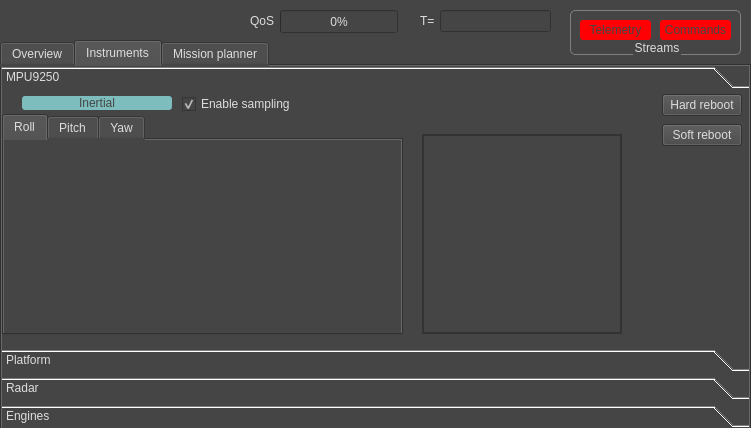
Before: the Qt Designer form roverGUI/mainwindow.ui in vedranMv/roverGUI, drawn with Qt 5.
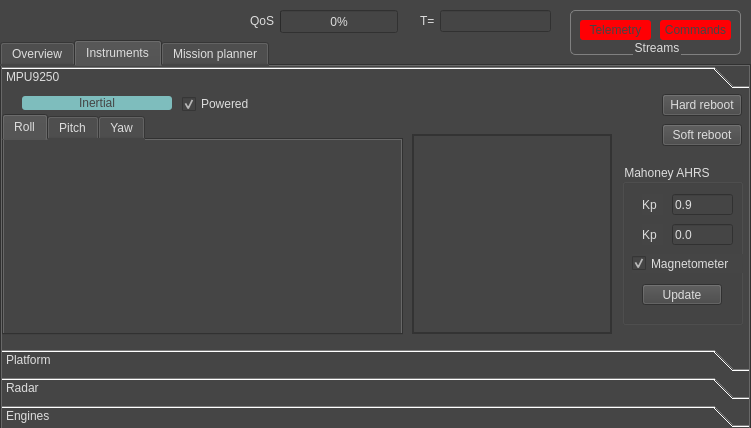
After: the same form once the commit is applied. The open tabs and pages were chosen to show the change. Icons and pictures are not drawn. Custom widgets are drawn as their Qt base class.

What changed in the file:
```diff
--- a/roverGUI/mainwindow.ui
+++ b/roverGUI/mainwindow.ui
@@ -908,7 +908,7 @@
          </rect>
         </property>
         <property name="text">
-         <string>Enable sampling</string>
+         <string>Powered</string>
         </property>
         <property name="checked">
          <bool>true</bool>
@@ -959,7 +959,7 @@
        <widget class="CQtOpenCVViewerGl" name="rpPlot" native="true">
         <property name="geometry">
          <rect>
-          <x>420</x>
+          <x>410</x>
           <y>40</y>
           <width>200</width>
           <height>200</height>
@@ -969,6 +969,100 @@
          <string notr="true">border: 2px solid #333333;</string>
         </property>
        </widget>
+       <widget class="QGroupBox" name="mahAHRS_GB">
+        <property name="geometry">
+         <rect>
+          <x>620</x>
+          <y>70</y>
+          <width>121</width>
+          <height>161</height>
+         </rect>
+        </property>
+        <property name="title">
+         <string>Mahoney AHRS</string>
+        </property>
+        <widget class="QLineEdit" name="ahrsKi_LE">
+         <property name="geometry">
+          <rect>
+           <x>50</x>
+           <y>60</y>
+           <width>61</width>
+           <height>21</height>
+          </rect>
+         </property>
+         <property name="text">
+          <string>0.0</string>
+         </property>
+        </widget>
+        <widget class="QLineEdit" name="ahrsKp_LE">
+         <property name="geometry">
+          <rect>
+           <x>50</x>
+           <y>30</y>
+           <width>61</width>
+           <height>21</height>
+          </rect>
+         </property>
+         <property name="text">
+          <string>0.9</string>
+         </property>
+        </widget>
+        <widget class="QCheckBox" name="magEn_CB">
+         <property name="geometry">
+          <rect>
+           <x>10</x>
+           <y>90</y>
+           <width>111</width>
+           <height>19</height>
+          </rect>
+         </property>
+         <property name="text">
+          <string>Magnetometer</string>
+         </property>
+         <property name="checked">
+          <bool>true</bool>
+         </property>
+        </widget>
+        <widget class="QLabel" name="ahrsKp_L">
+         <property name="geometry">
+          <rect>
+           <x>20</x>
+           <y>30</y>
+           <width>21</width>
+           <height>21</height>
+          </rect>
+         </property>
+         <property name="text">
+          <string>Kp</string>
+         </property>
+        </widget>
+        <widget class="QLabel" name="ahrsKi_L">
+         <property name="geometry">
+          <rect>
+           <x>20</x>
+           <y>60</y>
+           <width>21</width>
+           <height>21</height>
+          </rect>
+         </property>
+         <property name="text">
+          <string>Kp</string>
+         </property>
+        </widget>
+        <widget class="QPushButton" name="ahrsUpdate_PB">
+         <property name="geometry">
+          <rect>
+           <x>20</x>
+           <y>120</y>
+           <width>80</width>
+           <height>21</height>
+          </rect>
+         </property>
+         <property name="text">
+          <string>Update</string>
+         </property>
+        </widget>
+       </widget>
       </widget>
       <widget class="QWidget" name="platform_TB">
        <property name="geometry">
```
Left out of the diff: 15 changed lines with no effect on the pictures.
